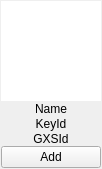
Qt form retroshare-gui/src/gui/People/IdentityWidget.ui (RetroShare/RetroShare) before a commit.
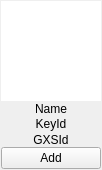
The same form after that commit. Custom widgets are drawn as their Qt base class.

Patch:
```diff
--- a/retroshare-gui/src/gui/People/IdentityWidget.ui
+++ b/retroshare-gui/src/gui/People/IdentityWidget.ui
@@ -7,7 +7,7 @@
     <x>0</x>
     <y>0</y>
     <width>102</width>
-    <height>158</height>
+    <height>170</height>
    </rect>
   </property>
   <layout class="QVBoxLayout" name="verticalLayout">
```
Left out of the diff: 4 changed lines with no effect on the pictures.
